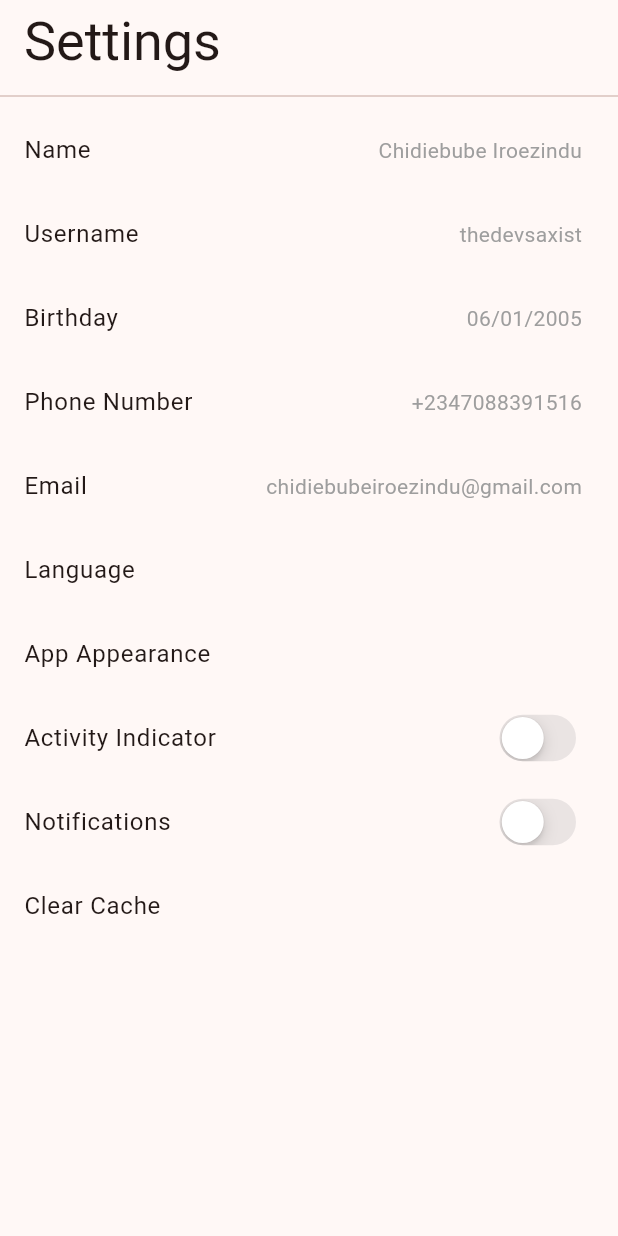
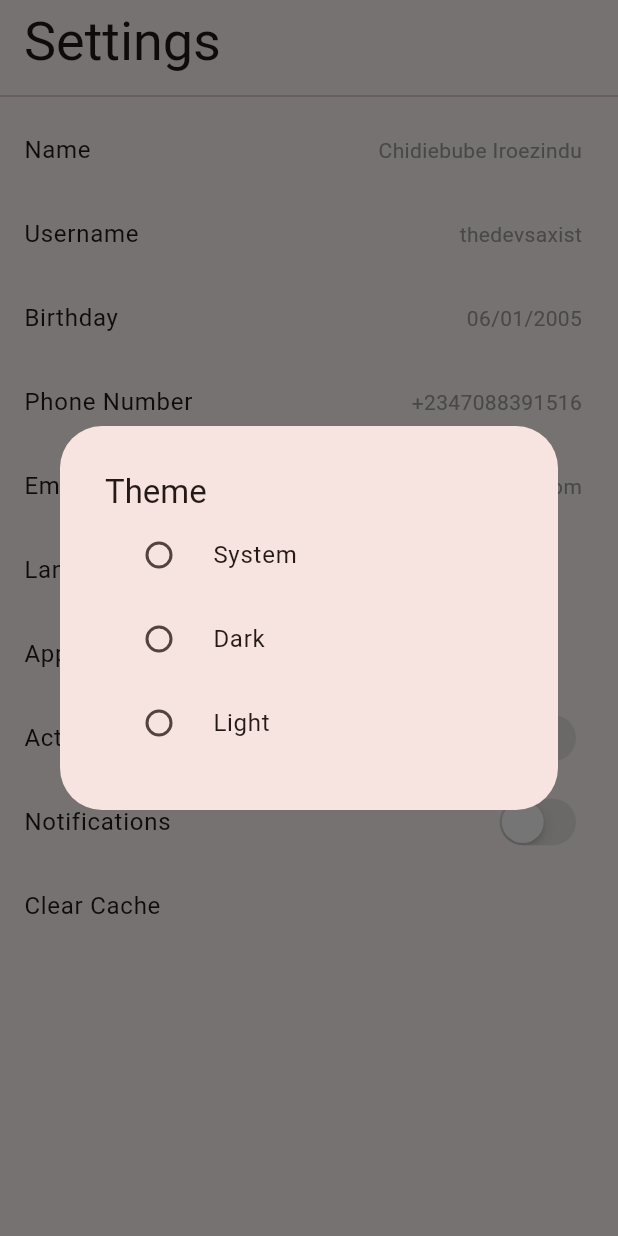
Before and after one commit to thedevsaxist/local-storage-with-shared-preferences, a Flutter app: the screen it shows after launch, after a tap on "App Appearance", on a phone screen of 412 x 824 dp. Run offline on Flutter 3.47's test engine with Material 3 defaults, Android fonts, the phone set to English and light mode, and no system bars; our stand-ins replace shared_preferences.

Commit message:
refactor: replace SharedPrefs with SharedPrefsService and enhance interactive dialog

```diff
--- a/lib/core/utils/interactive_popup.dart
+++ b/lib/core/utils/interactive_popup.dart
@@ -1,11 +1,31 @@
 import 'package:flutter/material.dart';
 
-void showInteractiveDialog(BuildContext context, Widget child) {
+void showInteractiveDialog(BuildContext context,
+    {required String header, required Widget child}) {
   showDialog(
     context: context,
     builder: (BuildContext context) {
       return Dialog(
-        child: child,
+        child: Padding(
+          padding: const EdgeInsets.all(30.0),
+          child: Column(
+            mainAxisSize: MainAxisSize.min,
+            crossAxisAlignment: CrossAxisAlignment.start,
+            children: [
+              Text(
+                header,
+                style: Theme.of(context).textTheme.titleLarge,
+              ),
+              // const Divider(
+              //   height: 30,
+              // ),
+              child,
+              // const Divider(
+              //   height: 30,
+              // ),
+            ],
+          ),
+        ),
       );
     },
   );
--- a/lib/main.dart
+++ b/lib/main.dart
@@ -1,5 +1,5 @@
 import 'package:flutter/material.dart';
-import 'package:local_storage_demo/data/datasources/shared_prefs.dart';
+import 'package:local_storage_demo/data/datasources/shared_prefs_service.dart';
 
 import 'core/themes.dart';
 import 'presentation/screens/settings_ui.dart';
@@ -8,8 +8,7 @@ void main() async {
   WidgetsFlutterBinding.ensureInitialized();
 
   // initialize shared preferences in the main function of the app.
-  final prefs = SharedPrefs();
-  await prefs.initPrefs();
+  await SharedPrefsService().initPrefs();
 
   runApp(const LocalStorageDemo());
 }
--- a/lib/presentation/screens/settings_ui.dart
+++ b/lib/presentation/screens/settings_ui.dart
@@ -1,7 +1,8 @@
 import 'package:flutter/material.dart';
+import 'package:local_storage_demo/core/utils/interactive_popup.dart';
+import 'package:local_storage_demo/presentation/widgets/radio_selector.dart';
+import 'package:local_storage_demo/presentation/widgets/settings_tile.dart';
 import 'package:local_storage_demo/presentation/widgets/settings_toggle.dart';
-
-import '../widgets/settings_tile.dart';
 
 class SettingsUi extends StatefulWidget {
   const SettingsUi({super.key});
@@ -33,7 +34,13 @@ class _SettingsUiState extends State<SettingsUi> {
           SettingsTile(
             title: 'Name',
             trailing: 'Chidiebube Iroezindu',
-            onTap: () {},
+            onTap: () {
+              showInteractiveDialog(
+                context,
+                header: 'What is your name?',
+                child: TextField(),
+              );
+            },
           ),
 
           // username
@@ -73,7 +80,28 @@ class _SettingsUiState extends State<SettingsUi> {
           // theme
           SettingsTile(
             title: 'App Appearance',
-            onTap: () {},
+            onTap: () {
+              showInteractiveDialog(
+                context,
+                header: 'Theme',
+                child: Column(
+                  children: [
+                    RadioSelector(
+                      'system',
+                      value: 'System',
+                    ),
+                    RadioSelector(
+                      'dark',
+                      value: 'Dark',
+                    ),
+                    RadioSelector(
+                      'light',
+                      value: 'Light',
+                    ),
+                  ],
+                ),
+              );
+            },
           ),
 
           // Activity Indicator
--- /dev/null
+++ b/lib/presentation/widgets/radio_selector.dart
@@ -0,0 +1,28 @@
+import 'package:flutter/material.dart';
+
+class RadioSelector extends StatefulWidget {
+  final Object value;
+  Object? groupValue;
+  RadioSelector(this.groupValue, {super.key, required this.value});
+
+  @override
+  State<RadioSelector> createState() => _RadioSelectorState();
+}
+
+class _RadioSelectorState extends State<RadioSelector> {
+  @override
+  Widget build(BuildContext context) {
+
+    return RadioListTile(
+      title: Text(widget.value.toString()),
+      value: widget.value,
+      groupValue: widget.groupValue,
+      onChanged: (selected) {
+        // if (groupValue != null) {}
+        setState(() {
+          widget.groupValue = selected;
+        });
+      },
+    );
+  }
+}
```
Also changed, not shown: lib/data/datasources/shared_prefs.dart (deleted, +0 -21 lines), lib/data/datasources/shared_prefs_service.dart (added, +46 -0 lines), lib/data/repositories/shared_prefs_repository.dart (added, +34 -0 lines).
